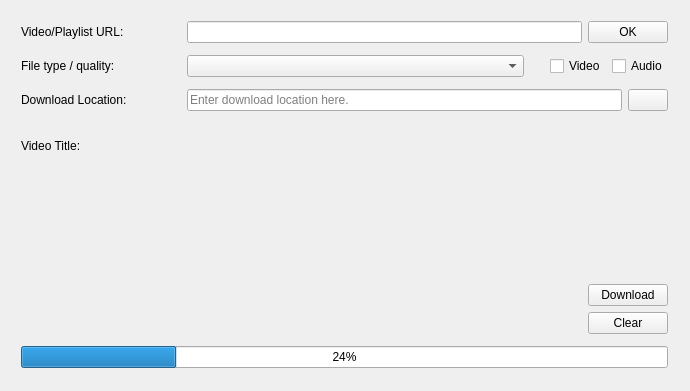
python-20/video-downloader, file youtubedl/ui/qt.ui: the form before one commit.
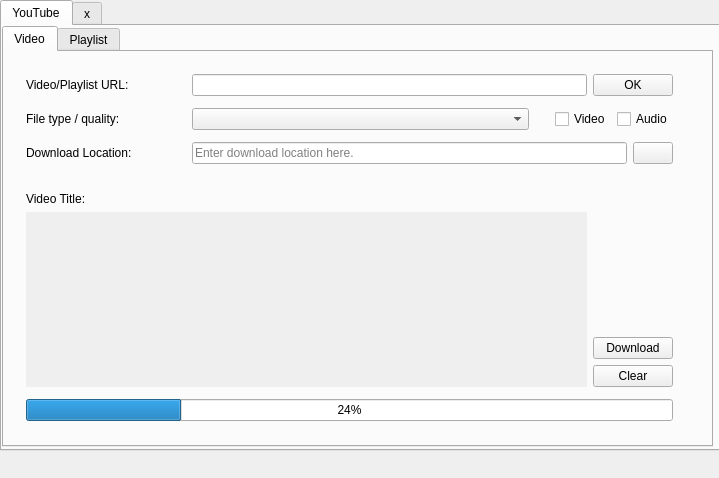
The form after the commit. Icons and pictures are not drawn.

Commit message: Adjust ui to use tabs

Patch:
```diff
--- a/youtubedl/ui/qt.ui
+++ b/youtubedl/ui/qt.ui
@@ -6,8 +6,8 @@
    <rect>
     <x>0</x>
     <y>0</y>
-    <width>690</width>
-    <height>391</height>
+    <width>719</width>
+    <height>478</height>
    </rect>
   </property>
   <property name="sizePolicy">
@@ -32,11 +32,43 @@
      <height>0</height>
     </size>
    </property>
+   <widget class="QTabWidget" name="tabWidget">
+    <property name="geometry">
+     <rect>
+      <x>0</x>
+      <y>0</y>
+      <width>831</width>
+      <height>451</height>
+     </rect>
+    </property>
+    <property name="currentIndex">
+     <number>0</number>
+    </property>
+    <widget class="QWidget" name="tab">
+     <attribute name="title">
+      <string>YouTube</string>
+     </attribute>
+     <widget class="QTabWidget" name="tabWidget_2">
+      <property name="geometry">
+       <rect>
+        <x>0</x>
+        <y>0</y>
+        <width>711</width>
+        <height>421</height>
+       </rect>
+      </property>
+      <property name="currentIndex">
+       <number>0</number>
+      </property>
+      <widget class="QWidget" name="tab_3">
+       <attribute name="title">
+        <string>Video</string>
+       </attribute>
    <widget class="QWidget" name="verticalLayoutWidget">
     <property name="geometry">
      <rect>
-      <x>9</x>
-      <y>9</y>
+          <x>10</x>
+          <y>10</y>
       <width>671</width>
       <height>371</height>
      </rect>
@@ -415,6 +447,20 @@
     </layout>
    </widget>
   </widget>
+      <widget class="QWidget" name="tab_4">
+       <attribute name="title">
+        <string>Playlist</string>
+       </attribute>
+      </widget>
+     </widget>
+    </widget>
+    <widget class="QWidget" name="tab_2">
+     <attribute name="title">
+      <string>x</string>
+     </attribute>
+    </widget>
+   </widget>
+  </widget>
   <widget class="QMenuBar" name="menubar">
    <property name="geometry">
     <rect>
```
Left out of the diff: 6 changed lines with no effect on the pictures. Lines whose indentation alone changed are shown as unchanged. The commit also changes 1 other file.
